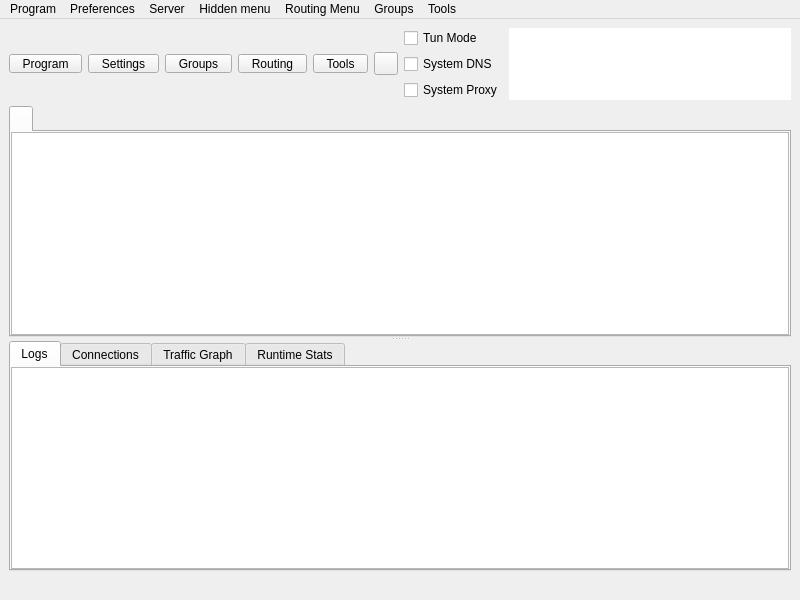
ChernyshovA/Throne, file include/ui/mainwindow.ui: the form before one commit.
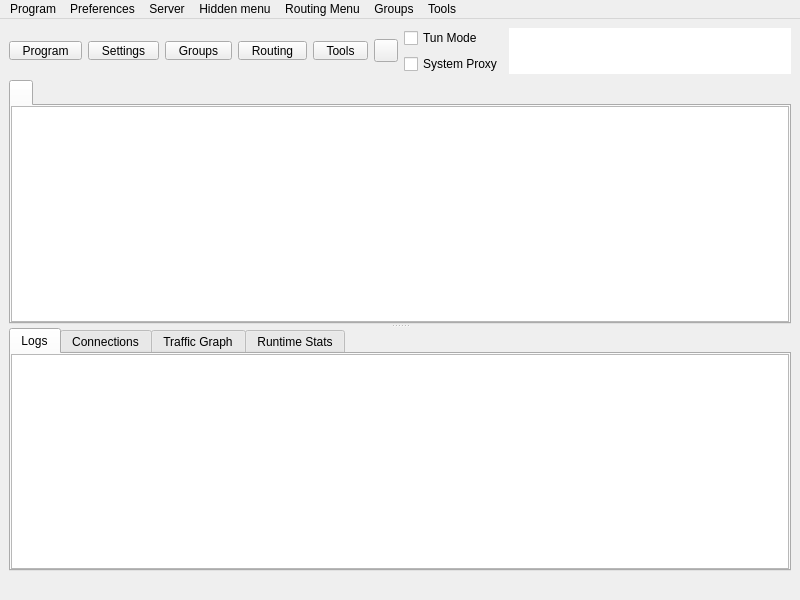
The form after the commit. Icons and pictures are not drawn. Custom widgets are drawn as their Qt base class.

What changed in the file:
```diff
--- a/include/ui/mainwindow.ui
+++ b/include/ui/mainwindow.ui
@@ -306,13 +306,6 @@
           </property>
          </widget>
         </item>
-        <item>
-         <widget class="QCheckBox" name="system_dns">
-          <property name="text">
-           <string>System DNS</string>
-          </property>
-         </widget>
-        </item>
         <item>
          <widget class="QCheckBox" name="checkBox_SystemProxy">
           <property name="text">
```
